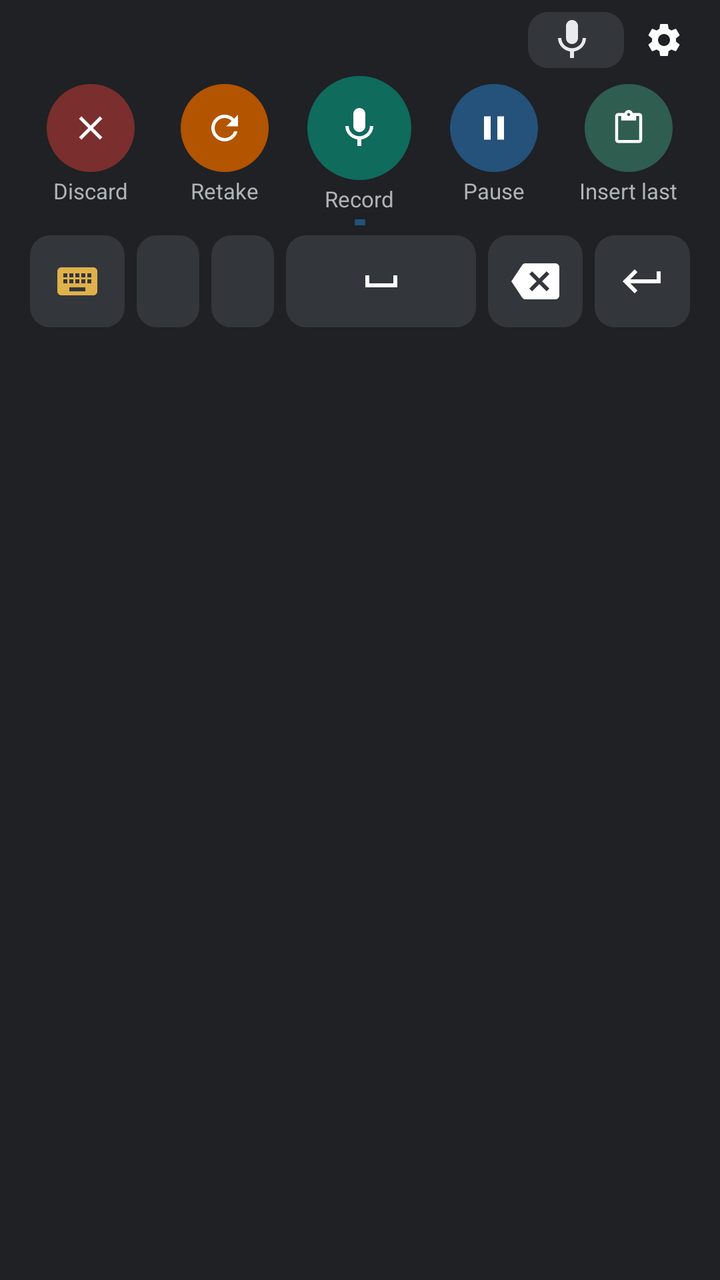
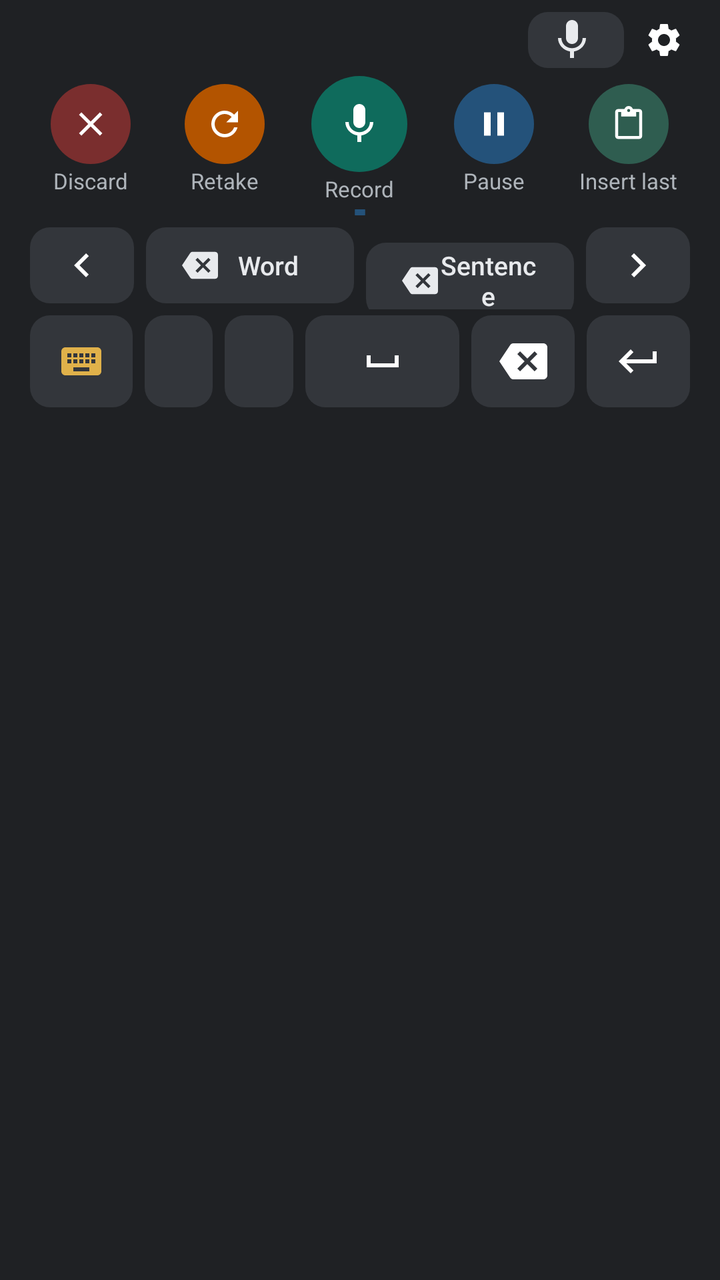

Two renders of the same Android screen: before a commit and after it. Below are the layout's source before the change and the commit's diff.
<!-- AndroidManifest.xml: application theme AppTheme -->
<!-- res/layout/ime_view.xml -->
<?xml version="1.0" encoding="utf-8"?>
<LinearLayout xmlns:android="http://schemas.android.com/apk/res/android"
    android:layout_width="match_parent"
    android:layout_height="wrap_content"
    android:background="@color/ime_bg"
    android:orientation="vertical"
    android:paddingHorizontal="12dp"
    android:paddingTop="4dp"
    android:paddingBottom="2dp">

    <LinearLayout
        android:layout_width="match_parent"
        android:layout_height="32dp"
        android:gravity="center_vertical"
        android:orientation="horizontal">

        <LinearLayout
            android:layout_width="0dp"
            android:layout_height="wrap_content"
            android:layout_weight="1"
            android:gravity="center"
            android:orientation="horizontal">

            <ProgressBar
                android:id="@+id/spinner"
                style="?android:attr/progressBarStyleSmall"
                android:layout_width="16dp"
                android:layout_height="16dp"
                android:layout_marginEnd="8dp"
                android:visibility="gone" />

            <TextView
                android:id="@+id/status"
                android:layout_width="wrap_content"
                android:layout_height="wrap_content"
                android:ellipsize="end"
                android:maxLines="1"
                android:paddingHorizontal="8dp"
                android:paddingVertical="2dp"
                android:textColor="@color/ime_text"
                android:textSize="13sp" />
        </LinearLayout>

        
        <TextView
            android:id="@+id/source"
            android:layout_width="wrap_content"
            android:layout_height="28dp"
            android:layout_marginEnd="4dp"
            android:background="@drawable/key_bg"
            android:drawableStart="@drawable/ic_mic"
            android:drawablePadding="4dp"
            android:drawableTint="@color/ime_text"
            android:ellipsize="end"
            android:gravity="center_vertical"
            android:maxLines="1"
            android:maxWidth="120dp"
            android:paddingHorizontal="10dp"
            android:textColor="@color/ime_text"
            android:textSize="12sp" />

        <ImageButton
            android:id="@+id/settings"
            android:layout_width="32dp"
            android:layout_height="32dp"
            android:background="?android:attr/selectableItemBackgroundBorderless"
            android:contentDescription="@string/cd_settings"
            android:padding="6dp"
            android:scaleType="fitCenter"
            android:src="@drawable/ic_settings" />
    </LinearLayout>

    
    <LinearLayout
        android:layout_width="match_parent"
        android:layout_height="wrap_content"
        android:layout_marginTop="2dp"
        android:gravity="center_vertical"
        android:orientation="horizontal">
        <LinearLayout
            android:layout_width="0dp"
            android:layout_height="wrap_content"
            android:layout_weight="1"
            android:gravity="center_horizontal"
            android:orientation="vertical">
            <ImageButton
                android:id="@+id/discard"
                android:layout_width="44dp"
                android:layout_height="44dp"
                android:background="@drawable/ime_round"
                android:backgroundTint="@color/bubble_discard"
                android:contentDescription="@string/action_discard"
                android:foreground="@drawable/ime_round_press"
                android:padding="12dp"
                android:scaleType="fitCenter"
                android:src="@drawable/ic_close" />
            <TextView
                android:id="@+id/discard_lbl"
                android:layout_width="wrap_content"
                android:layout_height="wrap_content"
                android:layout_marginTop="2dp"
                android:maxLines="1"
                android:text="@string/discard"
                android:textColor="@color/ime_label"
                android:textSize="11sp" />
        </LinearLayout>
        <LinearLayout
            android:layout_width="0dp"
            android:layout_height="wrap_content"
            android:layout_weight="1"
            android:gravity="center_horizontal"
            android:orientation="vertical">
            <ImageButton
                android:id="@+id/restart"
                android:layout_width="44dp"
                android:layout_height="44dp"
                android:background="@drawable/ime_round"
                android:backgroundTint="@color/bubble_retake"
                android:contentDescription="@string/action_restart"
                android:foreground="@drawable/ime_round_press"
                android:padding="12dp"
                android:scaleType="fitCenter"
                android:src="@drawable/ic_retake" />
            <TextView
                android:id="@+id/restart_lbl"
                android:layout_width="wrap_content"
                android:layout_height="wrap_content"
                android:layout_marginTop="2dp"
                android:maxLines="1"
                android:text="@string/restart"
                android:textColor="@color/ime_label"
                android:textSize="11sp" />
        </LinearLayout>
        <LinearLayout
            android:layout_width="0dp"
            android:layout_height="wrap_content"
            android:layout_weight="1"
            android:gravity="center_horizontal"
            android:orientation="vertical">
            <ImageButton
                android:id="@+id/mic"
                android:layout_width="52dp"
                android:layout_height="52dp"
                android:background="@drawable/ime_round"
                android:backgroundTint="@color/ime_mic_idle"
                android:contentDescription="@string/cd_mic"
                android:foreground="@drawable/ime_round_press"
                android:padding="14dp"
                android:scaleType="fitCenter"
                android:src="@drawable/ic_mic" />
            <TextView
                android:id="@+id/mic_lbl"
                android:layout_width="wrap_content"
                android:layout_height="wrap_content"
                android:layout_marginTop="2dp"
                android:maxLines="1"
                android:text="@string/ime_lbl_record"
                android:textColor="@color/ime_label"
                android:textSize="11sp" />
        </LinearLayout>
        <LinearLayout
            android:layout_width="0dp"
            android:layout_height="wrap_content"
            android:layout_weight="1"
            android:gravity="center_horizontal"
            android:orientation="vertical">
            <ImageButton
                android:id="@+id/pause"
                android:layout_width="44dp"
                android:layout_height="44dp"
                android:background="@drawable/ime_round"
                android:backgroundTint="@color/ime_pause"
                android:contentDescription="@string/action_pause"
                android:foreground="@drawable/ime_round_press"
                android:padding="12dp"
                android:scaleType="fitCenter"
                android:src="@drawable/ic_pause" />
            <TextView
                android:id="@+id/pause_lbl"
                android:layout_width="wrap_content"
                android:layout_height="wrap_content"
                android:layout_marginTop="2dp"
                android:maxLines="1"
                android:text="@string/pause"
                android:textColor="@color/ime_label"
                android:textSize="11sp" />
        </LinearLayout>
        <LinearLayout
            android:layout_width="0dp"
            android:layout_height="wrap_content"
            android:layout_weight="1"
            android:gravity="center_horizontal"
            android:orientation="vertical">
            <ImageButton
                android:id="@+id/insert_last"
                android:layout_width="44dp"
                android:layout_height="44dp"
                android:background="@drawable/ime_round"
                android:backgroundTint="@color/ime_insert"
                android:contentDescription="@string/insert_last"
                android:foreground="@drawable/ime_round_press"
                android:padding="13dp"
                android:scaleType="fitCenter"
                android:src="@drawable/ic_paste" />
            <TextView
                android:id="@+id/insert_last_lbl"
                android:layout_width="wrap_content"
                android:layout_height="wrap_content"
                android:layout_marginTop="2dp"
                android:maxLines="1"
                android:text="@string/ime_lbl_insert"
                android:textColor="@color/ime_label"
                android:textSize="11sp" />
        </LinearLayout>
    </LinearLayout>

    <View
        android:id="@+id/level"
        android:layout_width="match_parent"
        android:layout_height="3dp"
        android:layout_marginHorizontal="40dp"
        android:layout_marginTop="3dp"
        android:background="@drawable/level_bar"
        android:scaleX="0.02" />

    <LinearLayout
        android:layout_width="match_parent"
        android:layout_height="wrap_content"
        android:layout_marginTop="2dp"
        android:orientation="horizontal">

        <ImageButton
            android:id="@+id/switch_ime"
            android:layout_width="0dp"
            android:layout_height="46dp"
            android:layout_margin="3dp"
            android:layout_weight="1.2"
            android:background="@drawable/key_bg"
            android:contentDescription="@string/cd_switch"
            android:src="@drawable/ic_keyboard"
            android:tint="@color/ime_switch" />

        <Button
            android:id="@+id/comma"
            android:layout_width="0dp"
            android:layout_height="46dp"
            android:layout_margin="3dp"
            android:layout_weight="0.8"
            android:background="@drawable/key_bg"
            android:contentDescription="@string/cd_comma"
            android:text=","
            android:textColor="@color/ime_text"
            android:textSize="22sp" />

        <Button
            android:id="@+id/period"
            android:layout_width="0dp"
            android:layout_height="46dp"
            android:layout_margin="3dp"
            android:layout_weight="0.8"
            android:background="@drawable/key_bg"
            android:contentDescription="@string/cd_period"
            android:text="."
            android:textColor="@color/ime_text"
            android:textSize="22sp" />

        <ImageButton
            android:id="@+id/space"
            android:layout_width="0dp"
            android:layout_height="46dp"
            android:layout_margin="3dp"
            android:layout_weight="2.4"
            android:background="@drawable/key_bg"
            android:contentDescription="@string/cd_space"
            android:src="@drawable/ic_space" />

        <ImageButton
            android:id="@+id/backspace"
            android:layout_width="0dp"
            android:layout_height="46dp"
            android:layout_margin="3dp"
            android:layout_weight="1.2"
            android:background="@drawable/key_bg"
            android:contentDescription="@string/cd_backspace"
            android:src="@drawable/ic_backspace" />

        <ImageButton
            android:id="@+id/enter"
            android:layout_width="0dp"
            android:layout_height="46dp"
            android:layout_margin="3dp"
            android:layout_weight="1.2"
            android:background="@drawable/key_bg"
            android:contentDescription="@string/cd_enter"
            android:src="@drawable/ic_enter" />
    </LinearLayout>
</LinearLayout>
<!-- resources referenced by this layout -->
<resources>
  <color name="bubble_discard">#7A2E2E</color>
  <color name="bubble_retake">#B35400</color>
  <color name="ime_bg">#1F2124</color>
  <color name="ime_insert">#2F5D50</color>
  <color name="ime_label">#AEB4BA</color>
  <color name="ime_mic_idle">#0F6B5C</color>
  <color name="ime_pause">#24527A</color>
  <color name="ime_switch">#E0B14A</color>
  <color name="ime_text">#E8EAED</color>
  <!-- drawable ime_round (drawable) -->
  <shape xmlns:android="http://schemas.android.com/apk/res/android" android:shape="oval">
      <solid android:color="#FFFFFFFF" />
  </shape>
  <!-- drawable key_bg (drawable) -->
  <shape xmlns:android="http://schemas.android.com/apk/res/android" android:shape="rectangle">
      <solid android:color="@color/ime_key" />
      <corners android:radius="10dp" />
  </shape>
  <!-- drawable level_bar (drawable) -->
  <shape xmlns:android="http://schemas.android.com/apk/res/android" android:shape="rectangle">
      <solid android:color="@color/accent" />
      <corners android:radius="2dp" />
  </shape>
  <string name="action_discard">Discard</string>
  <string name="action_pause">Pause or resume</string>
  <string name="action_restart">Retake (start over)</string>
  <string name="cd_backspace">Delete</string>
  <string name="cd_comma">Comma</string>
  <string name="cd_enter">Enter</string>
  <string name="cd_mic">Record</string>
  <string name="cd_period">Full stop</string>
  <string name="cd_settings">Hebrish settings</string>
  <string name="cd_space">Space</string>
  <string name="cd_switch">Back to previous keyboard</string>
  <string name="discard">Discard</string>
  <string name="ime_lbl_insert">Insert last</string>
  <string name="ime_lbl_record">Record</string>
  <string name="insert_last">Insert last transcript</string>
  <string name="pause">Pause</string>
  <string name="restart">Retake</string>
  <color name="ime_key">#33363B</color>
  <color name="accent">#24527A</color>
  <color name="brand_bg">#FBF8F2</color>
  <color name="brand_accent">#0F6B5C</color>
  <color name="brand_muted">#5B6662</color>
  <color name="brand_ink">#1D2422</color>
  <style name="AppBarTitle" parent="@android:style/TextAppearance.Material.Widget.ActionBar.Title">
          <item name="android:textColor">@color/brand_ink</item>
          <item name="android:fontFamily">sans-serif-medium</item>
      </style>
  <color name="brand_accent_soft">#D8EFE7</color>
  <!-- unchanged entries left out for length: 15 -->
</resources>

<!-- the commit's change to res/layout/ime_view.xml (unified diff, before → after) -->
@@ -18,7 +18,7 @@
             android:layout_width="0dp"
             android:layout_height="wrap_content"
             android:layout_weight="1"
-            android:gravity="center"
+            android:gravity="start|center_vertical"
             android:orientation="horizontal">
 
             <ProgressBar
@@ -85,20 +85,20 @@
             android:orientation="vertical">
             <ImageButton
                 android:id="@+id/discard"
-                android:layout_width="44dp"
-                android:layout_height="44dp"
+                android:layout_width="40dp"
+                android:layout_height="40dp"
                 android:background="@drawable/ime_round"
                 android:backgroundTint="@color/bubble_discard"
                 android:contentDescription="@string/action_discard"
                 android:foreground="@drawable/ime_round_press"
-                android:padding="12dp"
+                android:padding="10dp"
                 android:scaleType="fitCenter"
                 android:src="@drawable/ic_close" />
             <TextView
                 android:id="@+id/discard_lbl"
                 android:layout_width="wrap_content"
                 android:layout_height="wrap_content"
-                android:layout_marginTop="2dp"
+                android:layout_marginTop="1dp"
                 android:maxLines="1"
                 android:text="@string/discard"
                 android:textColor="@color/ime_label"
@@ -112,20 +112,20 @@
             android:orientation="vertical">
             <ImageButton
                 android:id="@+id/restart"
-                android:layout_width="44dp"
-                android:layout_height="44dp"
+                android:layout_width="40dp"
+                android:layout_height="40dp"
                 android:background="@drawable/ime_round"
                 android:backgroundTint="@color/bubble_retake"
                 android:contentDescription="@string/action_restart"
                 android:foreground="@drawable/ime_round_press"
-                android:padding="12dp"
+                android:padding="10dp"
                 android:scaleType="fitCenter"
                 android:src="@drawable/ic_retake" />
             <TextView
                 android:id="@+id/restart_lbl"
                 android:layout_width="wrap_content"
                 android:layout_height="wrap_content"
-                android:layout_marginTop="2dp"
+                android:layout_marginTop="1dp"
                 android:maxLines="1"
                 android:text="@string/restart"
                 android:textColor="@color/ime_label"
@@ -139,20 +139,20 @@
             android:orientation="vertical">
             <ImageButton
                 android:id="@+id/mic"
-                android:layout_width="52dp"
-                android:layout_height="52dp"
+                android:layout_width="48dp"
+                android:layout_height="48dp"
                 android:background="@drawable/ime_round"
                 android:backgroundTint="@color/ime_mic_idle"
                 android:contentDescription="@string/cd_mic"
                 android:foreground="@drawable/ime_round_press"
-                android:padding="14dp"
+                android:padding="12dp"
                 android:scaleType="fitCenter"
                 android:src="@drawable/ic_mic" />
             <TextView
                 android:id="@+id/mic_lbl"
                 android:layout_width="wrap_content"
                 android:layout_height="wrap_content"
-                android:layout_marginTop="2dp"
+                android:layout_marginTop="1dp"
                 android:maxLines="1"
                 android:text="@string/ime_lbl_record"
                 android:textColor="@color/ime_label"
@@ -166,20 +166,20 @@
             android:orientation="vertical">
             <ImageButton
                 android:id="@+id/pause"
-                android:layout_width="44dp"
-                android:layout_height="44dp"
+                android:layout_width="40dp"
+                android:layout_height="40dp"
                 android:background="@drawable/ime_round"
                 android:backgroundTint="@color/ime_pause"
                 android:contentDescription="@string/action_pause"
                 android:foreground="@drawable/ime_round_press"
-                android:padding="12dp"
+                android:padding="10dp"
                 android:scaleType="fitCenter"
                 android:src="@drawable/ic_pause" />
             <TextView
                 android:id="@+id/pause_lbl"
                 android:layout_width="wrap_content"
                 android:layout_height="wrap_content"
-                android:layout_marginTop="2dp"
+                android:layout_marginTop="1dp"
                 android:maxLines="1"
                 android:text="@string/pause"
                 android:textColor="@color/ime_label"
@@ -193,20 +193,20 @@
             android:orientation="vertical">
             <ImageButton
                 android:id="@+id/insert_last"
-                android:layout_width="44dp"
-                android:layout_height="44dp"
+                android:layout_width="40dp"
+                android:layout_height="40dp"
                 android:background="@drawable/ime_round"
                 android:backgroundTint="@color/ime_insert"
                 android:contentDescription="@string/insert_last"
                 android:foreground="@drawable/ime_round_press"
-                android:padding="13dp"
+                android:padding="11dp"
                 android:scaleType="fitCenter"
                 android:src="@drawable/ic_paste" />
             <TextView
                 android:id="@+id/insert_last_lbl"
                 android:layout_width="wrap_content"
                 android:layout_height="wrap_content"
-                android:layout_marginTop="2dp"
+                android:layout_marginTop="1dp"
                 android:maxLines="1"
                 android:text="@string/ime_lbl_insert"
                 android:textColor="@color/ime_label"
@@ -223,10 +223,68 @@
         android:background="@drawable/level_bar"
         android:scaleX="0.02" />
 
+    
     <LinearLayout
         android:layout_width="match_parent"
         android:layout_height="wrap_content"
-        android:layout_marginTop="2dp"
+        android:layout_marginTop="3dp"
+        android:orientation="horizontal">
+
+        <ImageButton
+            android:id="@+id/cursor_left"
+            android:layout_width="0dp"
+            android:layout_height="38dp"
+            android:layout_margin="3dp"
+            android:layout_weight="1"
+            android:background="@drawable/key_bg"
+            android:contentDescription="@string/cd_cursor_left"
+            android:src="@drawable/ic_cursor_left" />
+
+        <Button
+            android:id="@+id/delete_word"
+            android:layout_width="0dp"
+            android:layout_height="38dp"
+            android:layout_margin="3dp"
+            android:layout_weight="2"
+            android:background="@drawable/key_bg"
+            android:drawableStart="@drawable/ic_backspace_small"
+            android:drawableTint="@color/ime_text"
+            android:paddingHorizontal="12dp"
+            android:text="@string/ime_delete_word"
+            android:textAllCaps="false"
+            android:textColor="@color/ime_text"
+            android:textSize="13sp" />
+
+        <Button
+            android:id="@+id/delete_sentence"
+            android:layout_width="0dp"
+            android:layout_height="38dp"
+            android:layout_margin="3dp"
+            android:layout_weight="2"
+            android:background="@drawable/key_bg"
+            android:drawableStart="@drawable/ic_backspace_small"
+            android:drawableTint="@color/ime_text"
+            android:paddingHorizontal="12dp"
+            android:text="@string/ime_delete_sentence"
+            android:textAllCaps="false"
+            android:textColor="@color/ime_text"
+            android:textSize="13sp" />
+
+        <ImageButton
+            android:id="@+id/cursor_right"
+            android:layout_width="0dp"
+            android:layout_height="38dp"
+            android:layout_margin="3dp"
+            android:layout_weight="1"
+            android:background="@drawable/key_bg"
+            android:contentDescription="@string/cd_cursor_right"
+            android:src="@drawable/ic_cursor_right" />
+    </LinearLayout>
+
+    <LinearLayout
+        android:layout_width="match_parent"
+        android:layout_height="wrap_content"
+        android:layout_marginTop="0dp"
         android:orientation="horizontal">
 
         <ImageButton
@@ -269,7 +327,7 @@
             android:layout_width="0dp"
             android:layout_height="46dp"
             android:layout_margin="3dp"
-            android:layout_weight="2.4"
+            android:layout_weight="1.8"
             android:background="@drawable/key_bg"
             android:contentDescription="@string/cd_space"
             android:src="@drawable/ic_space" />
<!-- resource entries referenced after the edit -->
@@ -9,6 +9,18 @@
   <color name="ime_pause">#24527A</color>
   <color name="ime_switch">#E0B14A</color>
   <color name="ime_text">#E8EAED</color>
+  <!-- drawable ic_backspace_small (drawable) -->
+  <vector xmlns:android="http://schemas.android.com/apk/res/android" android:width="18dp" android:height="18dp" android:viewportWidth="24" android:viewportHeight="24">
+      <path android:fillColor="#FFFFFFFF" android:pathData="M22,3H7c-0.69,0 -1.23,0.35 -1.59,0.88L0,12l5.41,8.11c0.36,0.53 0.9,0.89 1.59,0.89h15c1.1,0 2,-0.9 2,-2V5c0,-1.1 -0.9,-2 -2,-2zM19,15.59L17.59,17 14,13.41 10.41,17 9,15.59 12.59,12 9,8.41 10.41,7 14,10.59 17.59,7 19,8.41 15.41,12 19,15.59z"/>
+  </vector>
+  <!-- drawable ic_cursor_left (drawable) -->
+  <vector xmlns:android="http://schemas.android.com/apk/res/android" android:width="24dp" android:height="24dp" android:viewportWidth="24" android:viewportHeight="24">
+      <path android:fillColor="#FFFFFFFF" android:pathData="M15.41,16.59L10.83,12l4.58,-4.59L14,6l-6,6 6,6 1.41,-1.41z"/>
+  </vector>
+  <!-- drawable ic_cursor_right (drawable) -->
+  <vector xmlns:android="http://schemas.android.com/apk/res/android" android:width="24dp" android:height="24dp" android:viewportWidth="24" android:viewportHeight="24">
+      <path android:fillColor="#FFFFFFFF" android:pathData="M8.59,16.59L13.17,12 8.59,7.41 10,6l6,6 -6,6 -1.41,-1.41z"/>
+  </vector>
   <!-- drawable ime_round (drawable) -->
   <shape xmlns:android="http://schemas.android.com/apk/res/android" android:shape="oval">
       <solid android:color="#FFFFFFFF" />
@@ -28,6 +40,8 @@
   <string name="action_restart">Retake (start over)</string>
   <string name="cd_backspace">Delete</string>
   <string name="cd_comma">Comma</string>
+  <string name="cd_cursor_left">Cursor left</string>
+  <string name="cd_cursor_right">Cursor right</string>
   <string name="cd_enter">Enter</string>
   <string name="cd_mic">Record</string>
   <string name="cd_period">Full stop</string>
@@ -35,6 +49,8 @@
   <string name="cd_space">Space</string>
   <string name="cd_switch">Back to previous keyboard</string>
   <string name="discard">Discard</string>
+  <string name="ime_delete_sentence">Sentence</string>
+  <string name="ime_delete_word">Word</string>
   <string name="ime_lbl_insert">Insert last</string>
   <string name="ime_lbl_record">Record</string>
   <string name="insert_last">Insert last transcript</string>
